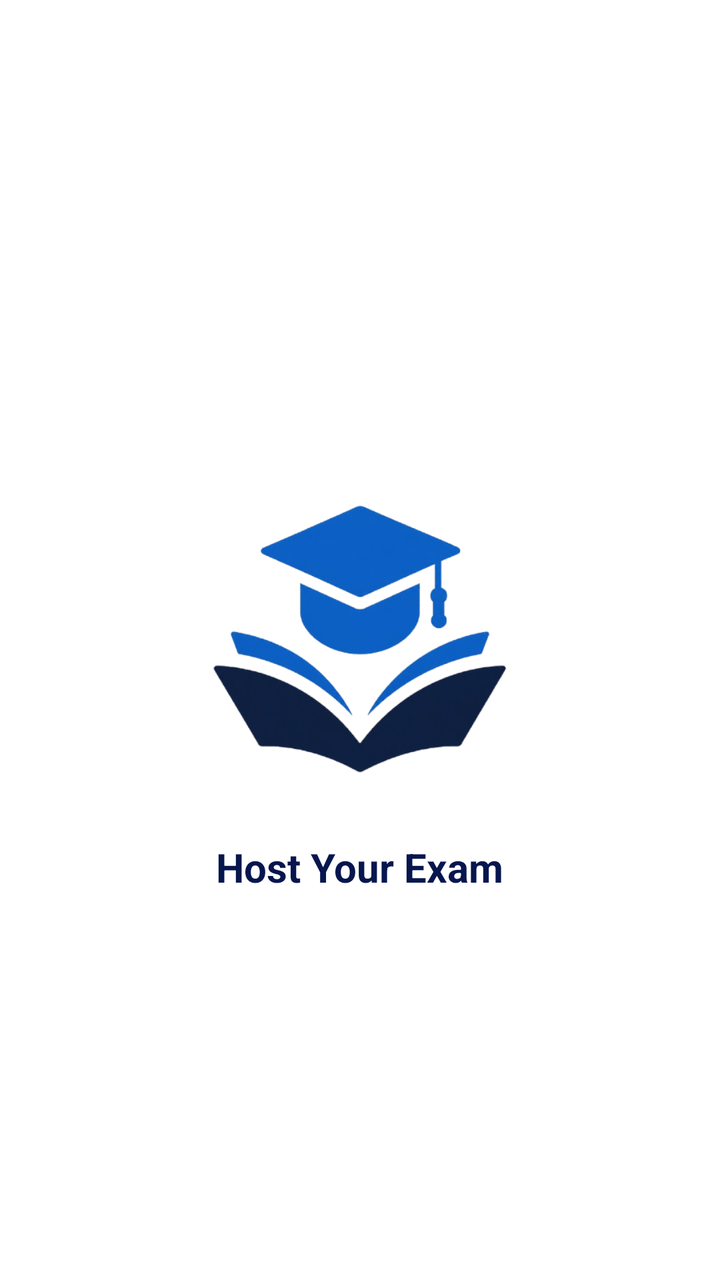
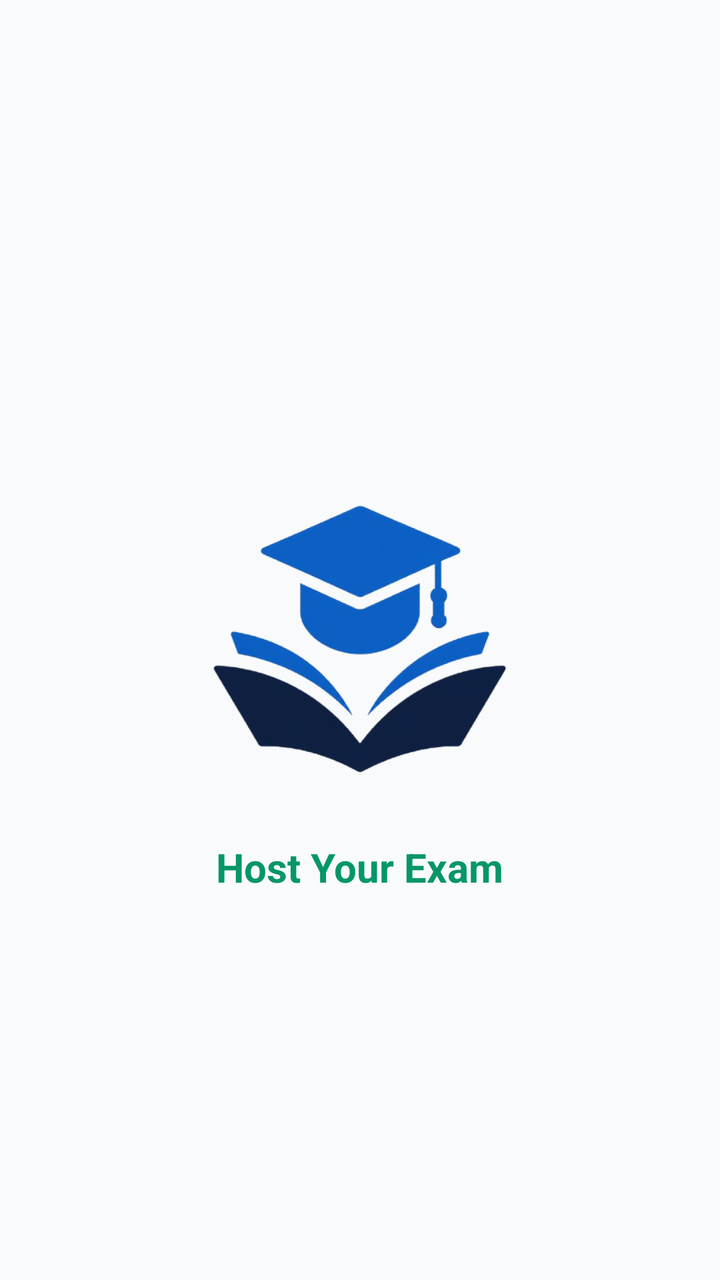

Screens rendered from an Android XML layout before and after an edit, with the pre-edit source and the edit as a unified diff.
<!-- AndroidManifest.xml: application theme Theme.TestMaster -->
<!-- res/layout/activity_splash_screen.xml -->
<?xml version="1.0" encoding="utf-8"?>
<androidx.constraintlayout.widget.ConstraintLayout xmlns:android="http://schemas.android.com/apk/res/android"
    xmlns:app="http://schemas.android.com/apk/res-auto"
    xmlns:tools="http://schemas.android.com/tools"
    android:layout_width="match_parent"
    android:layout_height="match_parent"
    android:background="@color/white"
    tools:context=".activities.SplashScreen">

    <ImageView
        android:id="@+id/imageView2"
        android:layout_width="200dp"
        android:layout_height="200dp"
        android:src="@drawable/appicon"
        app:layout_constraintBottom_toBottomOf="parent"
        app:layout_constraintEnd_toEndOf="parent"
        app:layout_constraintStart_toStartOf="parent"
        app:layout_constraintTop_toTopOf="parent" />

    <TextView
        android:layout_width="wrap_content"
        android:layout_height="wrap_content"
        android:text="Host Your Exam"
        android:textColor="@color/primary_blue"
        android:textSize="20dp"
        android:textStyle="bold"
        app:layout_constraintEnd_toEndOf="@+id/imageView2"
        app:layout_constraintStart_toStartOf="@+id/imageView2"
        app:layout_constraintTop_toBottomOf="@+id/imageView2" />
</androidx.constraintlayout.widget.ConstraintLayout>
<!-- resources referenced by this layout -->
<resources>
  <color name="primary_blue">#06164E</color>
  <color name="white">#FFFFFFFF</color>
  <!-- drawable appicon: png bitmap (drawable, 84158 bytes) -->
  <style name="Theme.TestMaster" parent="Base.Theme.TestMaster" />
  <style name="Base.Theme.TestMaster" parent="Theme.MaterialComponents.DayNight.NoActionBar">
          
           <item name="colorPrimary">@color/primary_blue</item>
          <item name="android:statusBarColor">@color/primary_blue</item>
          <item name="colorAccent">@color/primary_blue</item>
      </style>
</resources>

<!-- the commit's change to res/layout/activity_splash_screen.xml (unified diff, before → after) -->
@@ -4,7 +4,7 @@
     xmlns:tools="http://schemas.android.com/tools"
     android:layout_width="match_parent"
     android:layout_height="match_parent"
-    android:background="@color/white"
+    android:background="@color/background"
     tools:context=".activities.SplashScreen">
 
     <ImageView
@@ -21,8 +21,8 @@
         android:layout_width="wrap_content"
         android:layout_height="wrap_content"
         android:text="Host Your Exam"
-        android:textColor="@color/primary_blue"
-        android:textSize="20dp"
+        android:textColor="@color/primary"
+        android:textSize="20sp"
         android:textStyle="bold"
         app:layout_constraintEnd_toEndOf="@+id/imageView2"
         app:layout_constraintStart_toStartOf="@+id/imageView2"
<!-- resource entries referenced after the edit -->
@@ -1,14 +1,54 @@
 <!-- resources referenced by this layout -->
 <resources>
-  <color name="primary_blue">#06164E</color>
-  <color name="white">#FFFFFFFF</color>
+  <color name="background">#F8FAFC</color>
+  <color name="primary">#059669</color>
   <!-- drawable appicon: png bitmap (drawable, 84158 bytes) -->
   <style name="Theme.TestMaster" parent="Base.Theme.TestMaster" />
-  <style name="Base.Theme.TestMaster" parent="Theme.MaterialComponents.DayNight.NoActionBar">
+  <style name="Base.Theme.TestMaster" parent="Theme.Material3.DayNight.NoActionBar">
           
-           <item name="colorPrimary">@color/primary_blue</item>
-          <item name="android:statusBarColor">@color/primary_blue</item>
-          <item name="colorAccent">@color/primary_blue</item>
+          <item name="colorPrimary">@color/primary</item>
+          <item name="colorOnPrimary">@color/onPrimary</item>
+          <item name="colorPrimaryContainer">@color/primaryContainer</item>
+          <item name="colorOnPrimaryContainer">@color/onPrimaryContainer</item>
+  
+          <item name="colorSecondary">@color/secondary</item>
+          <item name="colorOnSecondary">@color/onSecondary</item>
+          <item name="colorSecondaryContainer">@color/secondaryContainer</item>
+          <item name="colorOnSecondaryContainer">@color/onSecondaryContainer</item>
+  
+          
+          <item name="android:windowBackground">@color/background</item>
+          <item name="colorSurface">@color/surface</item>
+          <item name="colorOnSurface">@color/onSurface</item>
+          <item name="colorSurfaceVariant">@color/surfaceVariant</item>
+          <item name="colorOnSurfaceVariant">@color/onSurfaceVariant</item>
+          <item name="colorOutline">@color/outline</item>
+  
+          
+          <item name="colorError">@color/error</item>
+          <item name="colorOnError">@color/onError</item>
+          <item name="colorErrorContainer">@color/errorContainer</item>
+          <item name="colorOnErrorContainer">@color/onErrorContainer</item>
+  
+          
+          <item name="android:statusBarColor">@color/surface</item>
+          <item name="android:windowLightStatusBar">true</item>
       </style>
+  <color name="onPrimary">#FFFFFF</color>
+  <color name="primaryContainer">#D1FAE5</color>
+  <color name="onPrimaryContainer">#064E3B</color>
+  <color name="secondary">#64748B</color>
+  <color name="onSecondary">#FFFFFF</color>
+  <color name="secondaryContainer">#F1F5F9</color>
+  <color name="onSecondaryContainer">#0F172A</color>
+  <color name="surface">#FFFFFF</color>
+  <color name="onSurface">#0F172A</color>
+  <color name="surfaceVariant">#E2E8F0</color>
+  <color name="onSurfaceVariant">#475569</color>
+  <color name="outline">#94A3B8</color>
+  <color name="error">#EF4444</color>
+  <color name="onError">#FFFFFF</color>
+  <color name="errorContainer">#FEE2E2</color>
+  <color name="onErrorContainer">#991B1B</color>
 </resources>
 
